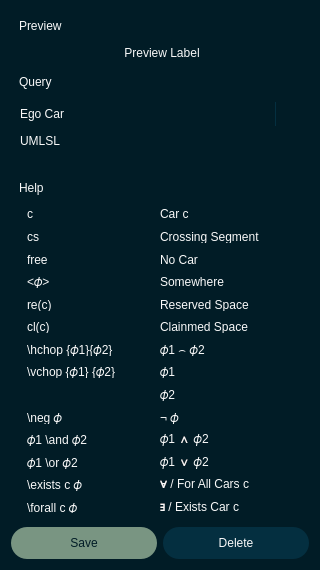
First picture: the form in pse/umlsl_editor/src/view/widgets/qt_widgets/query_dialog.ui, repository 69420pm/UMLSL-traffic-editor, before the edit.
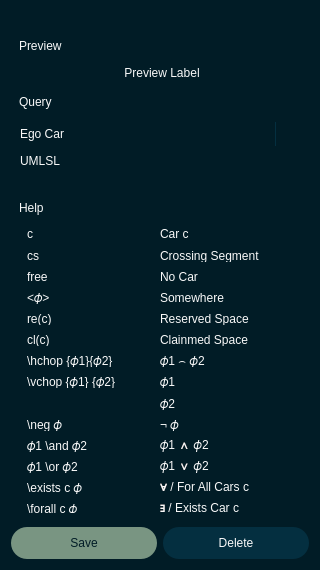
Second picture: the form after the edit. Icons and pictures are not drawn.

Commit message: add live latex rendering

What changed in the file:
```diff
--- a/pse/umlsl_editor/src/view/widgets/qt_widgets/query_dialog.ui
+++ b/pse/umlsl_editor/src/view/widgets/qt_widgets/query_dialog.ui
@@ -206,6 +206,16 @@
 }</string>
   </property>
   <layout class="QVBoxLayout" name="verticalLayout">
+   <item>
+    <widget class="QLabel" name="latexLabel">
+     <property name="text">
+      <string></string>
+     </property>
+     <property name="alignment">
+      <set>Qt::AlignCenter</set>
+     </property>
+    </widget>
+   </item>
    <item>
     <widget class="QWidget" name="widget" native="true">
      <layout class="QVBoxLayout" name="General">
```
The commit also changes 8 other files.
